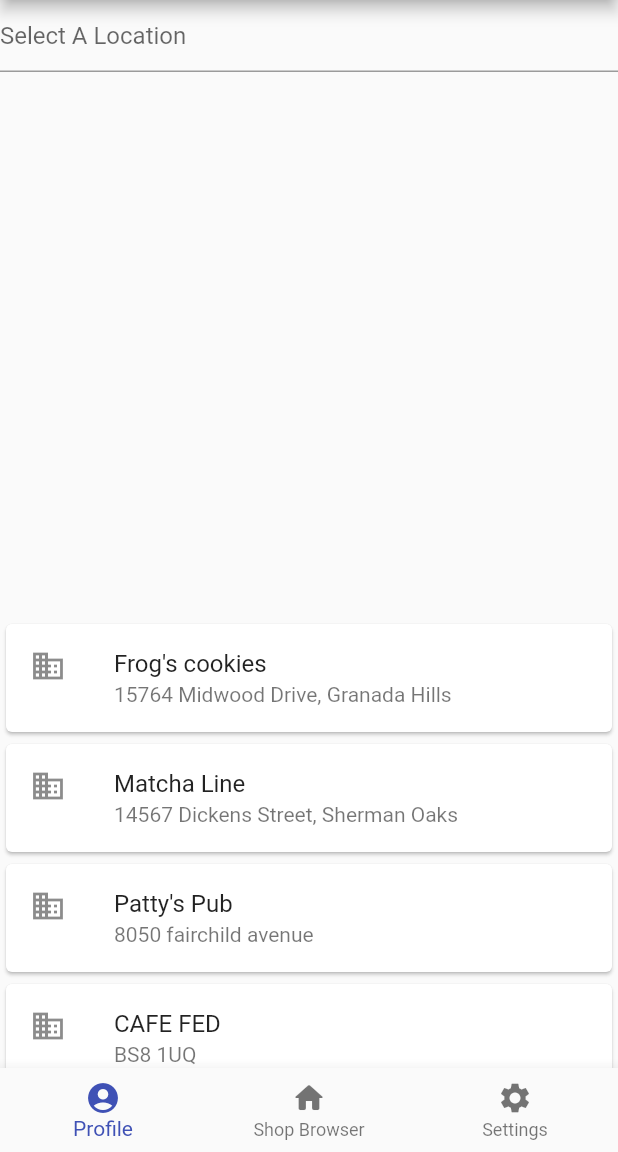
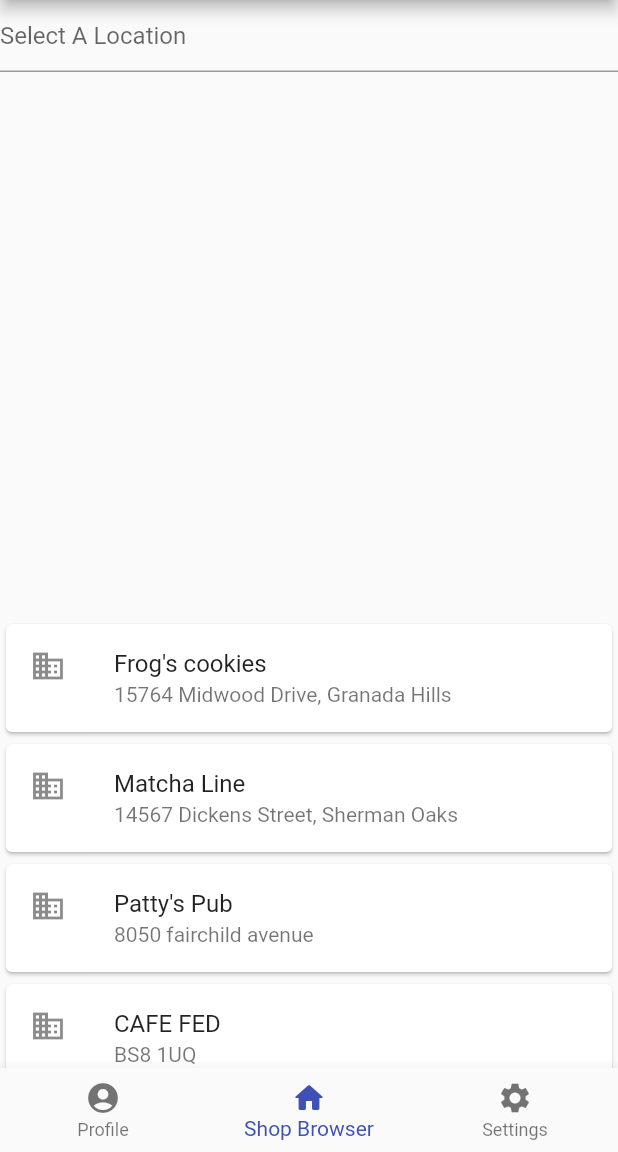
Before and after one commit to southwatertribe/bodega, a Flutter app: the screen it shows after launch, on a phone screen of 412 x 824 dp, the part 84-1236 px from its top. Run offline on Flutter 3.47's test engine with Material 2 defaults, Android fonts, the light colour scheme and no system bars; our stand-ins replace location.

Commit message:
Finally figured out a way to get the bottom nav bar to work the way I need it too

```diff
--- a/lib/main.dart
+++ b/lib/main.dart
@@ -1,10 +1,9 @@
 // ignore_for_file: prefer_const_constructors, prefer_const_literals_to_create_immutables
 
 import 'package:flutter/material.dart';
-import 'package:tester/screens/shop_browser.dart';
 import 'package:provider/provider.dart';
-import 'package:tester/widgets/item_nearbyshop.dart';
-
+import 'screens/shop_browser.dart';
+import 'widgets/bottom_app_bar.dart';
 import 'screens/shop_profile.dart';
 
 import './providers/shops_provider.dart';
@@ -22,7 +21,7 @@ class MyApp extends StatelessWidget {
           primarySwatch: Colors.indigo,
           accentColor: Colors.amber,
         ),
-        home: ShopBrowser(),
+        home: BottomNavBar(),
         routes: {
           ShopProfile.routename: (ctx) => ShopProfile(),
         },
--- a/lib/screens/shop_browser.dart
+++ b/lib/screens/shop_browser.dart
@@ -2,7 +2,7 @@
 
 import 'package:flutter/material.dart';
 import '../widgets/near_by_shop_list.dart';
-import '../widgets/bottom_app_bar.dart';
+
 
 
 
@@ -23,7 +23,6 @@ class ShopBrowser extends StatelessWidget {
             decoration: InputDecoration(hintText: 'Select A Location'),
           )),
           NearbyShopsList(),
-          BottomNavBar(),
         ],
       ),
     );
--- a/lib/widgets/bottom_app_bar.dart
+++ b/lib/widgets/bottom_app_bar.dart
@@ -1,13 +1,38 @@
+// ignore_for_file: prefer_const_constructors, prefer_final_fields
+
 import 'package:flutter/material.dart';
 
-class BottomNavBar extends StatelessWidget {
-  /* const BottomNavBar({this.selectedIndex = 0, required this.onTap});
+//Widget Option screens
+import '../screens/shop_browser.dart';
 
-  final int selectedIndex;
-  final void Function(int) onTap; */
+class BottomNavBar extends StatefulWidget {
+  @override
+  State<BottomNavBar> createState() => _BottomNavBarState();
+}
+
+class _BottomNavBarState extends State<BottomNavBar> {
+  int _selectedIndex = 1;
+
+List<Widget> _widgetOptions = [
+    Text('Profile'),
+    ShopBrowser(),
+    Text('Settings'),
+  ];
+
+  void _onItemTap(int index) {
+    setState(() {
+      _selectedIndex = index;
+    });
+  }
+
   @override
   Widget build(BuildContext context) {
-    return BottomNavigationBar(
+    return Scaffold(
+      body: IndexedStack(
+          index: _selectedIndex,
+          children: _widgetOptions,
+        ),
+      bottomNavigationBar: BottomNavigationBar(
         //onTap: (index)=> currentIndex = index,
         items: const <BottomNavigationBarItem>[
             BottomNavigationBarItem(
@@ -23,8 +48,9 @@ class BottomNavBar extends StatelessWidget {
               label: 'Settings',
             ),
           ],
-        /* currentIndex: selectedIndex,
-        onTap: onTap, */
+          currentIndex: _selectedIndex,
+          onTap: _onItemTap,
+      ),
     );
   }
 }
```
Lines whose indentation alone changed are shown as unchanged.
